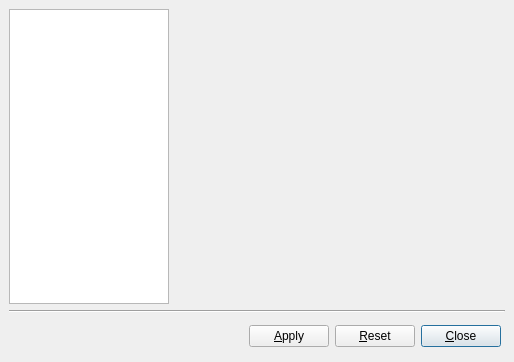
Before: the Qt Designer form Qt/Components/Resources/UI/pqOptionsDialog.ui in wildmichael/ParaView3-enhancements-old, drawn with Qt 5.
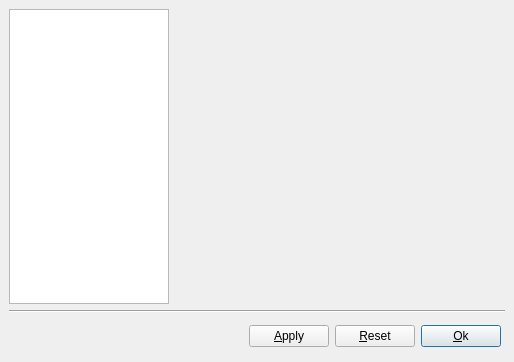
After: the same form once the commit is applied.

Commit message: BUG:  Rename "Close" to "Ok" to imply that the settings are applied.

Patch:
```diff
--- a/Qt/Components/Resources/UI/pqOptionsDialog.ui
+++ b/Qt/Components/Resources/UI/pqOptionsDialog.ui
@@ -57,7 +57,7 @@
      <item>
       <widget class="QPushButton" name="CloseButton" >
        <property name="text" >
-        <string>&amp;Close</string>
+        <string>&amp;Ok</string>
        </property>
        <property name="default" >
         <bool>true</bool>
```
